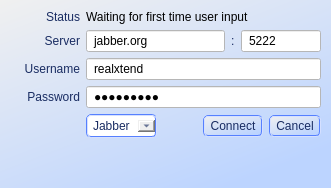
Old version of the form bin/data/ui/communications_login.ui in the repository realXtend/tundra.
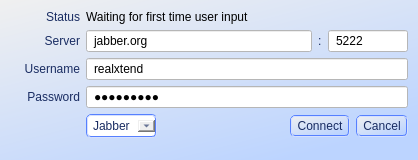
New version of the form.

Commit message: * New candy to GUI, images/icons from resource file. New style sheets for .ui files main widgets, passed to children. * UI logic: adds status icon and updates it to everywhere when status is changes. New custom QTabWidget so QTabBar can be accessed and style modified. Lot of refactoring to clean up code and make it more readable etc.

```diff
--- a/bin/data/ui/communications_login.ui
+++ b/bin/data/ui/communications_login.ui
@@ -2,6 +2,14 @@
 <ui version="4.0">
  <class>Login</class>
  <widget class="QWidget" name="Login">
+  <property name="geometry">
+   <rect>
+    <x>0</x>
+    <y>0</y>
+    <width>418</width>
+    <height>160</height>
+   </rect>
+  </property>
   <property name="windowTitle">
    <string>realXtend Naali communications login</string>
   </property>
@@ -10,6 +18,11 @@
 	background-color: qlineargradient(spread:pad, x1:0, y1:0, x2:0.676, y2:1, stop:0 rgba(240, 240, 240, 255), stop:1 rgba(188, 212, 255, 255));
 }
 
+QLineEdit {
+	padding: 2px 5px 2px 5px;
+	background-color: rgb(255, 255, 255);
+}
+
 QLabel {
 	color: rgb(25, 44, 98);
 	background-color: rgba(255, 255, 255, 0);
@@ -36,6 +49,10 @@
 	color: rgb(74, 87, 107);
 	background-color: rgba(255, 255, 255, 255);
 }
+
+QMenu {
+	background-color: none;
+}
 </string>
   </property>
   <layout class="QVBoxLayout" name="verticalLayout_2">
@@ -107,9 +124,7 @@
        <item>
         <widget class="QLineEdit" name="lineEdit_Server">
          <property name="styleSheet">
-          <string>padding: 2px 5px 2px 5px;
-background-color: rgb(255, 255, 255);
-</string>
+          <string/>
          </property>
          <property name="text">
           <string>jabber.org</string>
@@ -131,11 +146,6 @@
            <height>16777215</height>
           </size>
          </property>
-         <property name="styleSheet">
-          <string>padding: 2px 5px 2px 5px;
-background-color: rgb(255, 255, 255);
-</string>
-         </property>
          <property name="inputMask">
           <string>99999; </string>
          </property>
@@ -169,11 +179,6 @@
        </item>
        <item>
         <widget class="QLineEdit" name="lineEdit_Username">
-         <property name="styleSheet">
-          <string>padding: 2px 5px 2px 5px;
-background-color: rgb(255, 255, 255);
-</string>
-         </property>
          <property name="text">
           <string>realxtend</string>
          </property>
@@ -201,11 +206,6 @@
        </item>
        <item>
         <widget class="QLineEdit" name="lineEdit_Password">
-         <property name="styleSheet">
-          <string>padding: 2px 5px 2px 5px;
-background-color: rgb(255, 255, 255);
-</string>
-         </property>
          <property name="text">
           <string>jabber666</string>
          </property>
```
The commit also changes 12 other files.
